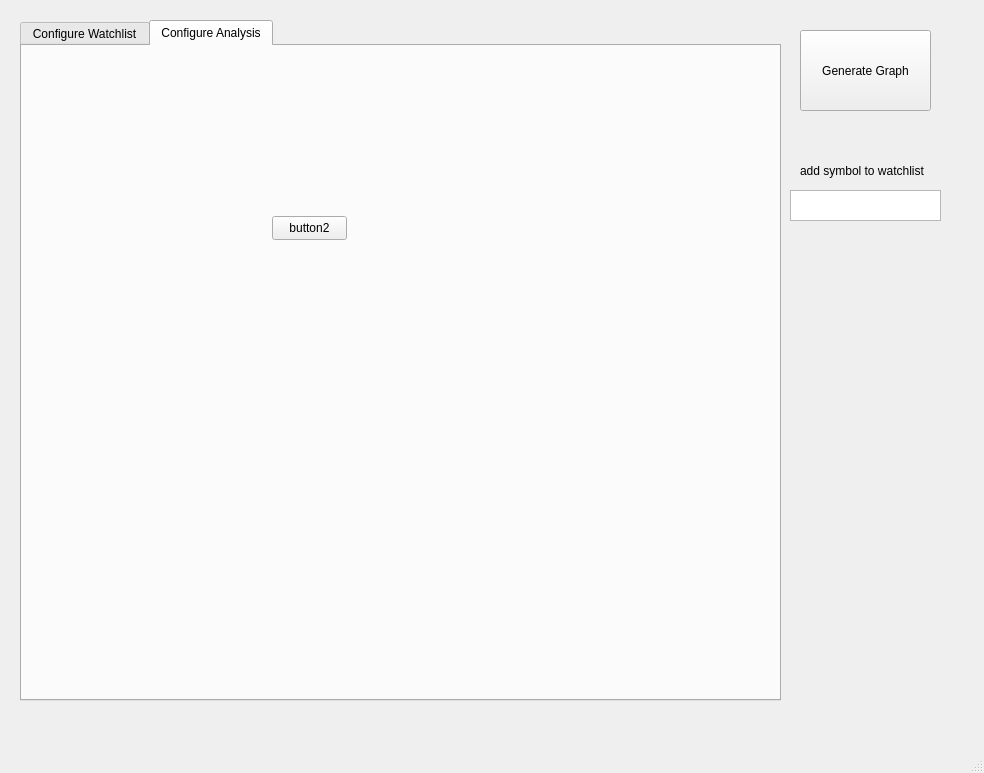
First picture: the form in view/qt/mainframe.ui, repository FantaExotic/Way2WB, before the edit.
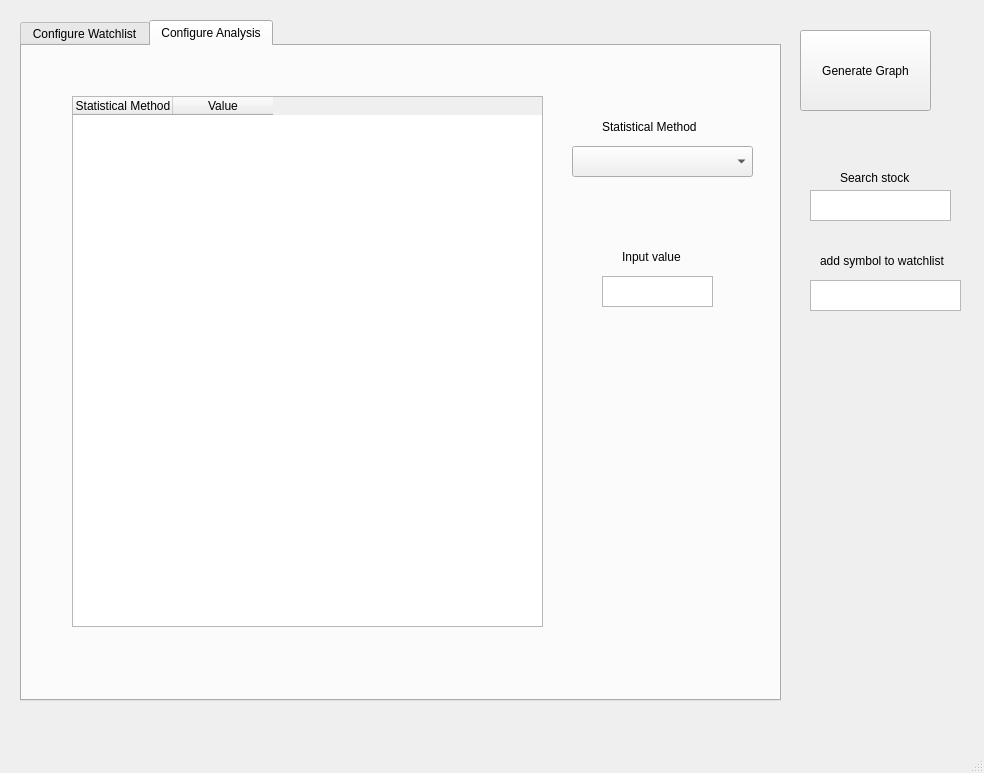
Second picture: the form after the edit. The open tabs and pages were chosen to show the change.

Commit message: finalized GUI implementation, which contains search function, filtering in watchlist, removing elemente from watchlist, adding elements to watchlist, adding and removing to methodlist

Diff of the .ui file:
```diff
--- a/view/qt/mainframe.ui
+++ b/view/qt/mainframe.ui
@@ -83,17 +83,70 @@
      <attribute name="title">
       <string>Configure Analysis</string>
      </attribute>
-     <widget class="QPushButton" name="pushButton_2">
+     <widget class="QTableWidget" name="tableWidget_2">
       <property name="geometry">
        <rect>
-        <x>250</x>
-        <y>170</y>
-        <width>75</width>
-        <height>24</height>
+        <x>50</x>
+        <y>50</y>
+        <width>471</width>
+        <height>531</height>
        </rect>
       </property>
+      <column>
+       <property name="text">
+        <string>Statistical Method</string>
+       </property>
+      </column>
+      <column>
+       <property name="text">
+        <string>Value</string>
+       </property>
+      </column>
+     </widget>
+     <widget class="QComboBox" name="comboBox">
+      <property name="geometry">
+       <rect>
+        <x>550</x>
+        <y>100</y>
+        <width>181</width>
+        <height>31</height>
+       </rect>
+      </property>
+     </widget>
+     <widget class="QLabel" name="label_3">
+      <property name="geometry">
+       <rect>
+        <x>580</x>
+        <y>70</y>
+        <width>111</width>
+        <height>21</height>
+       </rect>
+      </property>
       <property name="text">
-       <string>button2</string>
+       <string>Statistical Method</string>
+      </property>
+     </widget>
+     <widget class="QPlainTextEdit" name="plainTextEdit_3">
+      <property name="geometry">
+       <rect>
+        <x>580</x>
+        <y>230</y>
+        <width>111</width>
+        <height>31</height>
+       </rect>
+      </property>
+     </widget>
+     <widget class="QLabel" name="label_4">
+      <property name="geometry">
+       <rect>
+        <x>600</x>
+        <y>200</y>
+        <width>111</width>
+        <height>21</height>
+       </rect>
+      </property>
+      <property name="text">
+       <string>Input value</string>
       </property>
      </widget>
     </widget>
@@ -101,8 +154,8 @@
    <widget class="QLabel" name="label">
     <property name="geometry">
      <rect>
-      <x>800</x>
-      <y>160</y>
+      <x>820</x>
+      <y>250</y>
       <width>131</width>
       <height>21</height>
      </rect>
@@ -114,13 +167,36 @@
    <widget class="QPlainTextEdit" name="plainTextEdit">
     <property name="geometry">
      <rect>
-      <x>790</x>
-      <y>190</y>
+      <x>810</x>
+      <y>280</y>
       <width>151</width>
       <height>31</height>
      </rect>
     </property>
    </widget>
+   <widget class="QPlainTextEdit" name="plainTextEdit_2">
+    <property name="geometry">
+     <rect>
+      <x>810</x>
+      <y>190</y>
+      <width>141</width>
+      <height>31</height>
+     </rect>
+    </property>
+   </widget>
+   <widget class="QLabel" name="label_2">
+    <property name="geometry">
+     <rect>
+      <x>840</x>
+      <y>170</y>
+      <width>81</width>
+      <height>16</height>
+     </rect>
+    </property>
+    <property name="text">
+     <string>Search stock</string>
+    </property>
+   </widget>
   </widget>
   <widget class="QMenuBar" name="menubar">
    <property name="geometry">
```
Left out of the diff: 5 changed lines with no effect on the pictures. The commit also changes 7 other files.
